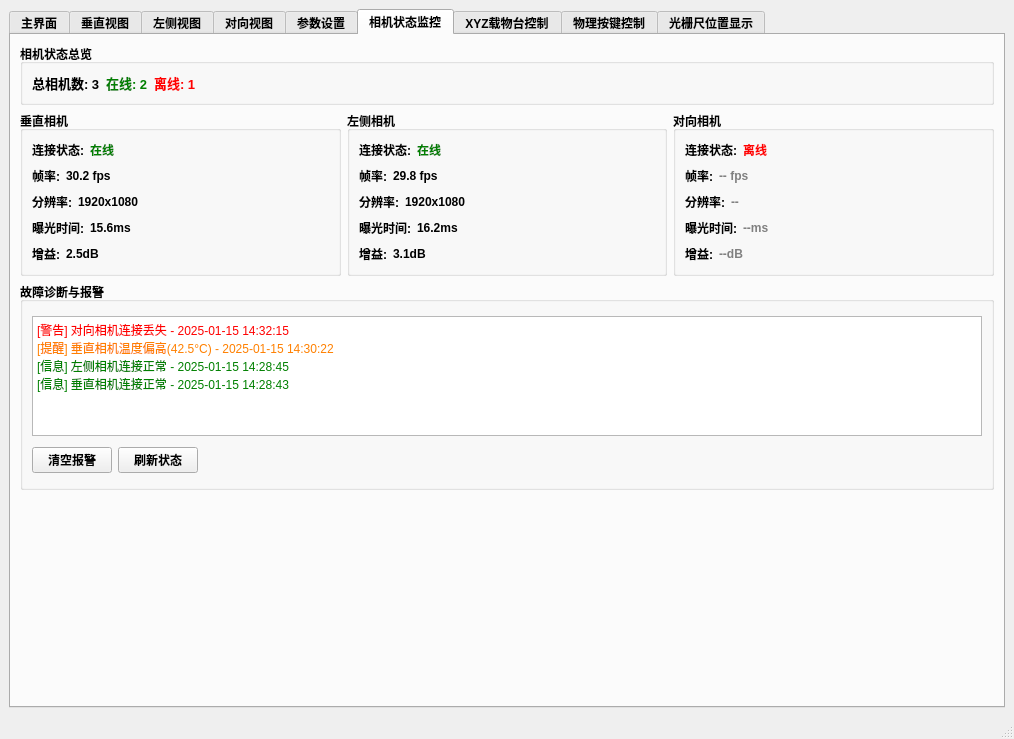
Qt form src/MutiCamApp.ui (NicoleKJ9721/MutiCamApp) before a commit.
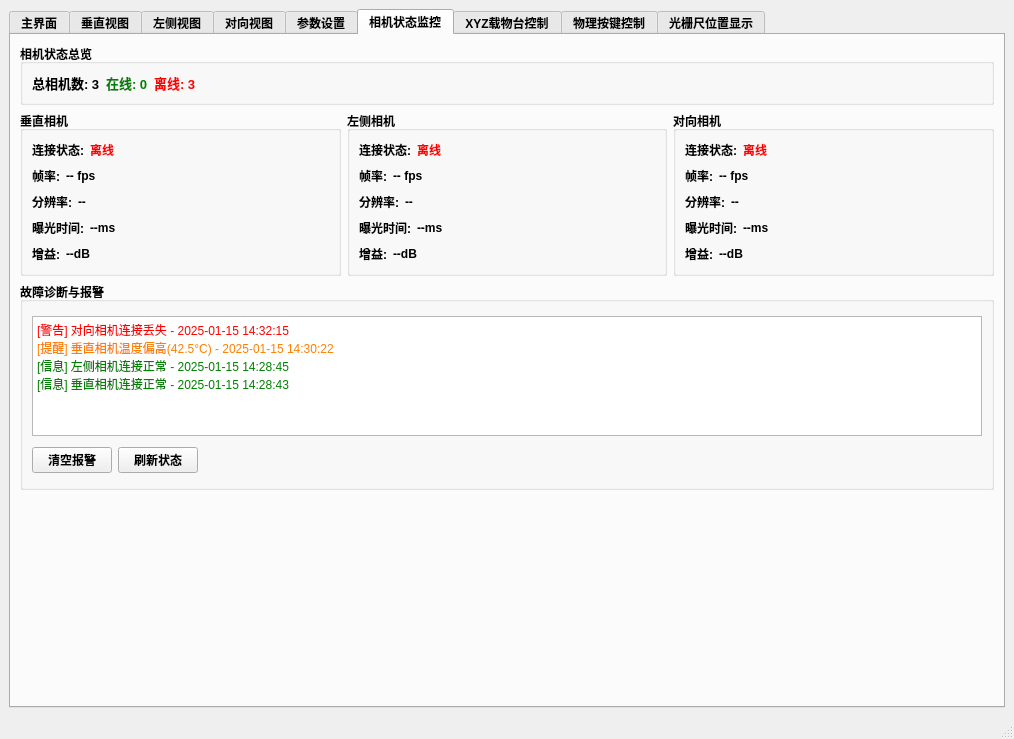
The same form after that commit. The open tabs and pages were chosen to show the change.

What changed in the file:
```diff
--- a/src/MutiCamApp.ui
+++ b/src/MutiCamApp.ui
@@ -2676,7 +2676,7 @@
               <string>color: green;</string>
              </property>
              <property name="text">
-              <string>在线: 2</string>
+              <string>在线: 0</string>
              </property>
             </widget>
            </item>
@@ -2692,7 +2692,7 @@
               <string>color: red;</string>
              </property>
              <property name="text">
-              <string>离线: 1</string>
+              <string>离线: 3</string>
              </property>
             </widget>
            </item>
@@ -2744,10 +2744,10 @@
                   </font>
                  </property>
                  <property name="styleSheet">
-                  <string>color: green;</string>
+                  <string notr="true">color: red;</string>
                  </property>
                  <property name="text">
-                  <string>在线</string>
+                  <string>离线</string>
                  </property>
                 </widget>
                </item>
@@ -2778,7 +2778,7 @@
                <item>
                 <widget class="QLabel" name="labelVerticalFPS">
                  <property name="text">
-                  <string>30.2 fps</string>
+                  <string>-- fps</string>
                  </property>
                 </widget>
                </item>
@@ -2810,7 +2810,7 @@
                <item>
                 <widget class="QLabel" name="labelVerticalResolution">
                  <property name="text">
-                  <string>1920x1080</string>
+                  <string>--</string>
                  </property>
                 </widget>
                </item>
@@ -2841,7 +2841,7 @@
                <item>
                 <widget class="QLabel" name="labelVerticalExposure">
                  <property name="text">
-                  <string>15.6ms</string>
+                  <string>--ms</string>
                  </property>
                 </widget>
                </item>
@@ -2872,7 +2872,7 @@
                <item>
                 <widget class="QLabel" name="labelVerticalGain">
                  <property name="text">
-                  <string>2.5dB</string>
+                  <string>--dB</string>
                  </property>
                 </widget>
                </item>
@@ -2924,10 +2924,10 @@
                   </font>
                  </property>
                  <property name="styleSheet">
-                  <string>color: green;</string>
+                  <string notr="true">color: red;</string>
                  </property>
                  <property name="text">
-                  <string>在线</string>
+                  <string>离线</string>
                  </property>
                 </widget>
                </item>
@@ -2958,7 +2958,7 @@
                <item>
                 <widget class="QLabel" name="labelLeftFPS">
                  <property name="text">
-                  <string>29.8 fps</string>
+                  <string>-- fps</string>
                  </property>
                 </widget>
                </item>
@@ -2990,7 +2990,7 @@
                <item>
                 <widget class="QLabel" name="labelLeftResolution">
                  <property name="text">
-                  <string>1920x1080</string>
+                  <string>--</string>
                  </property>
                 </widget>
                </item>
@@ -3021,7 +3021,7 @@
                <item>
                 <widget class="QLabel" name="labelLeftExposure">
                  <property name="text">
-                  <string>16.2ms</string>
+                  <string>--ms</string>
                  </property>
                 </widget>
                </item>
@@ -3052,7 +3052,7 @@
                <item>
                 <widget class="QLabel" name="labelLeftGain">
                  <property name="text">
-                  <string>3.1dB</string>
+                  <string>--dB</string>
                  </property>
                 </widget>
                </item>
@@ -3137,8 +3137,14 @@
                </item>
                <item>
                 <widget class="QLabel" name="labelFrontFPS">
+                 <property name="font">
+                  <font>
+                   <pointsize>9</pointsize>
+                   <bold>true</bold>
+                  </font>
+                 </property>
                  <property name="styleSheet">
-                  <string>color: gray;</string>
+                  <string notr="true"/>
                  </property>
                  <property name="text">
                   <string>-- fps</string>
@@ -3172,8 +3178,14 @@
                </item>
                <item>
                 <widget class="QLabel" name="labelFrontResolution">
+                 <property name="font">
+                  <font>
+                   <pointsize>9</pointsize>
+                   <bold>true</bold>
+                  </font>
+                 </property>
                  <property name="styleSheet">
-                  <string>color: gray;</string>
+                  <string notr="true"/>
                  </property>
                  <property name="text">
                   <string>--</string>
@@ -3206,8 +3218,14 @@
                </item>
                <item>
                 <widget class="QLabel" name="labelFrontExposure">
+                 <property name="font">
+                  <font>
+                   <pointsize>9</pointsize>
+                   <bold>true</bold>
+                  </font>
+                 </property>
                  <property name="styleSheet">
-                  <string>color: gray;</string>
+                  <string notr="true"/>
                  </property>
                  <property name="text">
                   <string>--ms</string>
@@ -3240,8 +3258,14 @@
                </item>
                <item>
                 <widget class="QLabel" name="labelFrontGain">
+                 <property name="font">
+                  <font>
+                   <pointsize>9</pointsize>
+                   <bold>true</bold>
+                  </font>
+                 </property>
                  <property name="styleSheet">
-                  <string>color: gray;</string>
+                  <string notr="true"/>
                  </property>
                  <property name="text">
                   <string>--dB</string>
```
Left out of the diff: 3 changed lines with no effect on the pictures.
